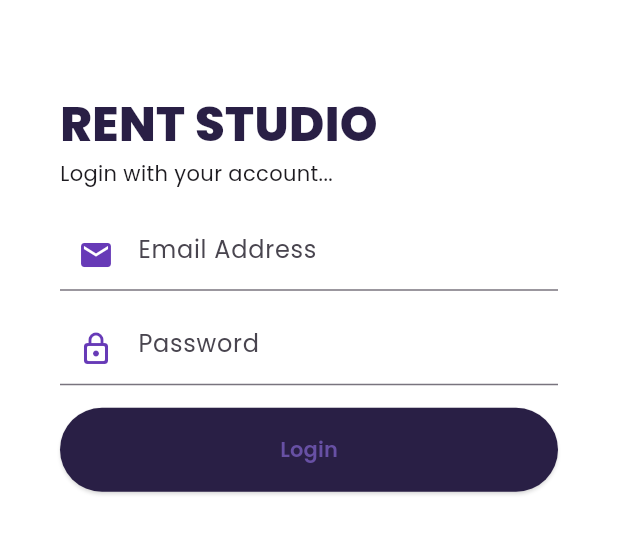
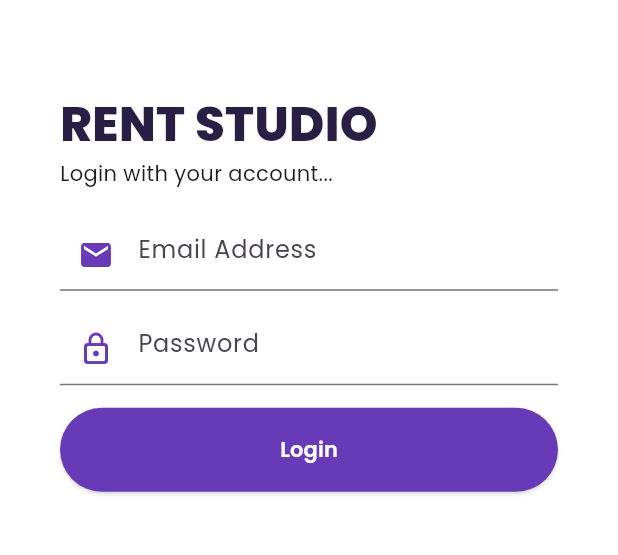
Before and after one commit to mallexibra/RENTStudio_MobileApss, a Flutter app: the LoginPage screen opened directly, after a tap on "Login", on a phone screen of 412 x 824 dp, the part 369-924 px from its top. Run offline on Flutter 3.47's test engine with Material 3 defaults, Android fonts, the light colour scheme and no system bars; our stand-ins replace dio, file_picker, flutter_rating_bar, google_fonts, google_nav_bar, hexcolor and 1 more; accounts and stored records are empty; network calls fail.

Commit message:
feat: add auth login API

```diff
--- a/lib/components/BarNavigation.dart
+++ b/lib/components/BarNavigation.dart
@@ -18,6 +18,9 @@ class _BarNavigationState extends State<BarNavigation> {
         backgroundColor: Colors.deepPurple,
         padding: EdgeInsets.all(8),
         gap: 8,
+        onTabChange: (index) {
+          print("Nanas cantik!");
+        },
         color: Colors.deepPurple[200],
         activeColor: Colors.white,
         tabBackgroundColor: Color.fromARGB(255, 124, 86, 192),
--- a/lib/main.dart
+++ b/lib/main.dart
@@ -28,10 +28,10 @@ class MyApp extends StatelessWidget {
         ),
       ),
       title: 'Flutter Demo',
-      // home: LoginPage(),
+      home: LoginPage(),
       // home: SignupPage(),
       // home: DashboardPage(),
-      home: DetailStudioPage(),
+      // home: DetailStudioPage(),
       // home: BookingPage(),
       // home: HistoryPage(),
       // home: ReviewPage(),
--- a/lib/pages/LoginPage.dart
+++ b/lib/pages/LoginPage.dart
@@ -1,6 +1,8 @@
 import 'package:flutter/material.dart';
 import 'package:google_fonts/google_fonts.dart';
 import 'package:hexcolor/hexcolor.dart';
+import 'package:rent_mobileapps/sevices/AuthServices.dart';
+import 'package:shared_preferences/shared_preferences.dart';
 
 class LoginPage extends StatefulWidget {
   LoginPage({super.key});
@@ -10,8 +12,32 @@ class LoginPage extends StatefulWidget {
 }
 
 class _LoginPageState extends State<LoginPage> {
+  String token = "";
   List<MaterialColor> colors = [Colors.amber, Colors.blue, Colors.grey];
+  bool loading = false;
+
+  TextEditingController emailValue = TextEditingController();
+  TextEditingController passwordValue = TextEditingController();
+
+  getToken() async {
+    final SharedPreferences prefs = await SharedPreferences.getInstance();
+    setState(() {
+      token = prefs.getString("token")!;
+    });
+  }
+
   @override
+  void dispose() {
+    emailValue.dispose();
+    passwordValue.dispose();
+    super.dispose();
+  }
+
+  void initState() {
+    super.initState();
+    getToken();
+  }
+
   Widget build(BuildContext context) {
     return Scaffold(
         body: Container(
@@ -43,8 +69,9 @@ class _LoginPageState extends State<LoginPage> {
                                 )),
                             const Text("Login with your account..."),
                             const SizedBox(height: 20),
-                            const TextField(
-                              decoration: InputDecoration(
+                            TextField(
+                              controller: emailValue,
+                              decoration: const InputDecoration(
                                   border: UnderlineInputBorder(
                                     borderSide: BorderSide(color: Colors.black),
                                   ),
@@ -58,11 +85,12 @@ class _LoginPageState extends State<LoginPage> {
                                   )),
                             ),
                             const SizedBox(height: 15),
-                            const Padding(
-                              padding: EdgeInsets.all(0),
+                            Padding(
+                              padding: const EdgeInsets.all(0),
                               child: TextField(
                                 obscureText: true,
-                                decoration: InputDecoration(
+                                controller: passwordValue,
+                                decoration: const InputDecoration(
                                   border: UnderlineInputBorder(
                                       borderSide:
                                           BorderSide(color: Colors.black)),
@@ -84,15 +112,89 @@ class _LoginPageState extends State<LoginPage> {
                                       style: ElevatedButton.styleFrom(
                                           padding: const EdgeInsets.symmetric(
                                               vertical: 18),
-                                          backgroundColor: HexColor("#291F45"),
+                                          backgroundColor: Colors.deepPurple,
                                           shadowColor: Colors.white,
                                           shape: RoundedRectangleBorder(
                                               borderRadius:
                                                   BorderRadius.circular(100))),
-                                      onPressed: () {},
-                                      child: const Text(
-                                        "Login",
-                                        style: TextStyle(
+                                      onPressed: () async {
+                                        setState(() {
+                                          loading = true;
+                                        });
+
+                                        var login = await AuthServices().login(
+                                            email: emailValue.text,
+                                            password: passwordValue.text);
+
+                                        setState(() {
+                                          loading = false;
+                                        });
+                                        print(login);
+                                        if (login['status']) {
+                                          emailValue.clear();
+                                          passwordValue.clear();
+                                          if (login['data']['role'] != "user") {
+                                            showDialog<String>(
+                                              context: context,
+                                              builder: (BuildContext context) =>
+                                                  AlertDialog(
+                                                title: Text('Failed'),
+                                                content:
+                                                    Text('You are not user!'),
+                                                actions: [
+                                                  TextButton(
+                                                    onPressed: () =>
+                                                        Navigator.pop(
+                                                            context, 'OK'),
+                                                    child: const Text('OK'),
+                                                  ),
+                                                ],
+                                              ),
+                                            );
+                                          } else {
+                                            showDialog<String>(
+                                              context: context,
+                                              builder: (BuildContext context) =>
+                                                  AlertDialog(
+                                                title: Text('Success'),
+                                                content:
+                                                    Text('Login Successfully'),
+                                                actions: [
+                                                  TextButton(
+                                                    onPressed: () =>
+                                                        Navigator.pop(
+                                                            context, 'OK'),
+                                                    child: const Text('OK'),
+                                                  ),
+                                                ],
+                                              ),
+                                            );
+                                          }
+                                          print("Login Successfully");
+                                        } else {
+                                          showDialog<String>(
+                                            context: context,
+                                            builder: (BuildContext context) =>
+                                                AlertDialog(
+                                              title: Text('Failed'),
+                                              content: Text('Login Failed'),
+                                              actions: [
+                                                TextButton(
+                                                  onPressed: () =>
+                                                      Navigator.pop(
+                                                          context, 'OK'),
+                                                  child: const Text('OK'),
+                                                ),
+                                              ],
+                                            ),
+                                          );
+                                          print("Login Failed.");
+                                        }
+                                      },
+                                      child: Text(
+                                        loading ? "Loading" : "Login",
+                                        style: const TextStyle(
+                                            color: Colors.white,
                                             fontWeight: FontWeight.w600),
                                       )))
                             ])
--- /dev/null
+++ b/lib/sevices/AuthServices.dart
@@ -0,0 +1,26 @@
+import 'package:dio/dio.dart';
+import 'package:shared_preferences/shared_preferences.dart';
+
+class AuthServices {
+  final dio = Dio();
+
+  Future<Map> login({required String email, required String password}) async {
+    try {
+      final SharedPreferences prefs = await SharedPreferences.getInstance();
+      var response = await dio.post("http://localhost:8000/api/login",
+          options: Options(headers: {"Content-Type": "application/json"}),
+          data: {"email": email, "password": password});
+
+      Map obj = response.data;
+      if (!obj['status']) {
+        return obj;
+      }
+
+      await prefs.setString('token', obj['token']);
+
+      return obj;
+    } catch (e) {
+      return {"message": e.toString()};
+    }
+  }
+}
--- a/pubspec.yaml
+++ b/pubspec.yaml
@@ -35,6 +35,8 @@ dependencies:
   file_picker: ^6.1.1
   flutter_rating_bar: ^4.0.1
   google_nav_bar: ^5.0.6
+  dio: ^5.4.0
+  shared_preferences: ^2.2.2
 
   # The following adds the Cupertino Icons font to your application.
   # Use with the CupertinoIcons class for iOS style icons.
```
Also changed, not shown: pubspec.lock, 1 other file.
